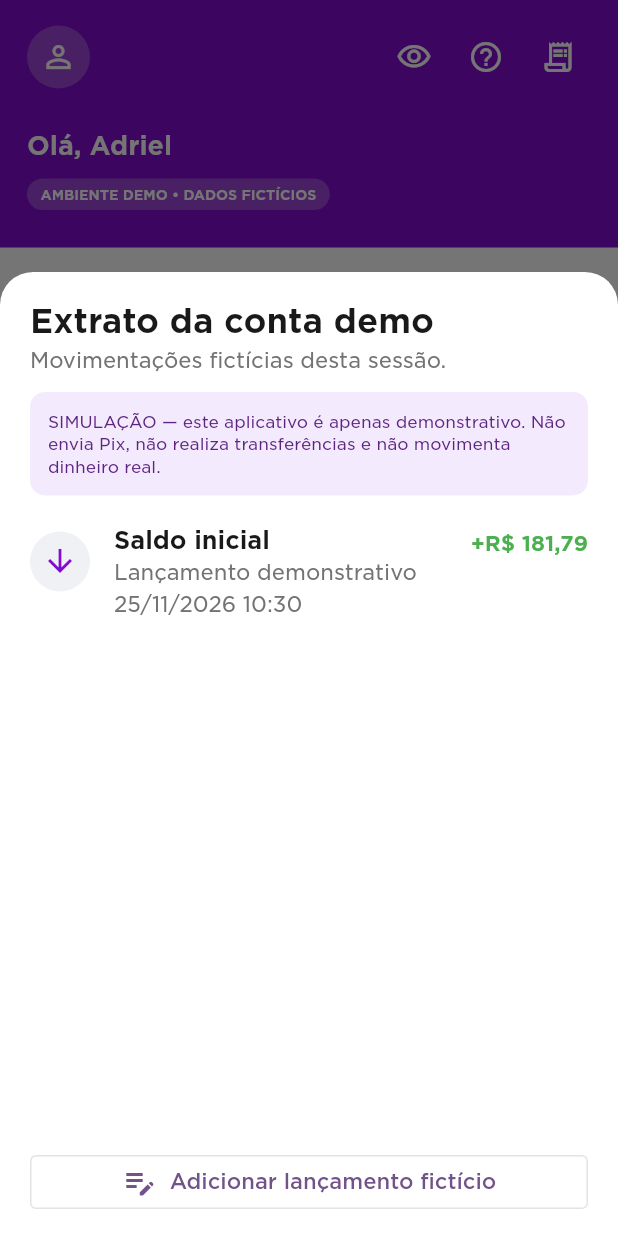
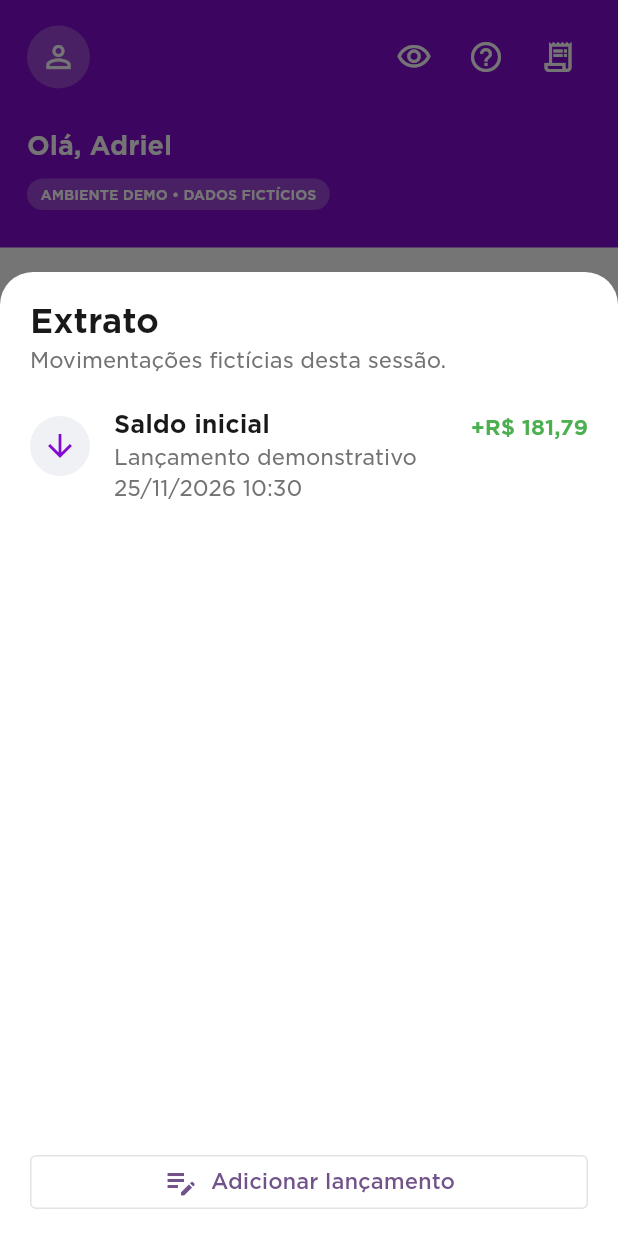
Before and after one commit to buenodossantosadriel-ai/Nubank-Interface-Demo-, a Flutter app: the screen it shows after launch, after a tap on the "receipt long" icon, on a phone screen of 412 x 824 dp. Run offline on Flutter 3.47's test engine with Material 3 defaults, Android fonts, the phone set to English and light mode, and no system bars.

Commit message:
Remove repeated demo banners and keep discreet footer

```diff
--- a/lib/main.dart
+++ b/lib/main.dart
@@ -45,7 +45,7 @@ class _HomeScreenState extends State<HomeScreen> {
       padding: const EdgeInsets.all(24), child: Column(mainAxisSize: MainAxisSize.min, crossAxisAlignment: CrossAxisAlignment.start, children: [
         Text(title, style: const TextStyle(fontSize: 22, fontWeight: FontWeight.bold, color: ink)),
         const SizedBox(height: 12), Text(body, style: const TextStyle(color: muted, height: 1.5)),
-        const SizedBox(height: 16), const DemoBanner(), const SizedBox(height: 16),
+        const SizedBox(height: 16),
         SizedBox(width: double.infinity, child: ElevatedButton(onPressed: () => Navigator.pop(ctx), style: ElevatedButton.styleFrom(backgroundColor: purple, foregroundColor: Colors.white), child: const Text('Fechar'))),
       ]),
     )));
@@ -57,11 +57,11 @@ class _HomeScreenState extends State<HomeScreen> {
     showModalBottomSheet<void>(context: context, isScrollControlled: true, backgroundColor: Colors.white, shape: const RoundedRectangleBorder(borderRadius: BorderRadius.vertical(top: Radius.circular(22))), builder: (ctx) => Padding(
       padding: EdgeInsets.fromLTRB(22, 24, 22, MediaQuery.of(ctx).viewInsets.bottom + 24),
       child: SingleChildScrollView(child: Column(crossAxisAlignment: CrossAxisAlignment.start, mainAxisSize: MainAxisSize.min, children: [
-        const Text('Configurar conta demo', style: TextStyle(fontSize: 22, fontWeight: FontWeight.bold, color: ink)),
+        const Text('Configurar conta', style: TextStyle(fontSize: 22, fontWeight: FontWeight.bold, color: ink)),
         const SizedBox(height: 8), const Text('Altere o nome e o saldo fictício exibidos na tela.', style: TextStyle(color: muted)),
         const SizedBox(height: 18), field(name, 'Nome exibido', icon: Icons.person_outline),
         const SizedBox(height: 12), field(amount, 'Saldo demonstrativo (R\$)', keyboard: TextInputType.number, icon: Icons.account_balance_wallet_outlined),
-        const SizedBox(height: 14), const DemoBanner(), const SizedBox(height: 18),
+        const SizedBox(height: 18),
         SizedBox(width: double.infinity, child: ElevatedButton(onPressed: () {
           final parsed = double.tryParse(amount.text.trim().replaceAll('.', '').replaceAll(',', '.'));
           if (name.text.trim().isEmpty || parsed == null || parsed < 0) {
@@ -75,8 +75,8 @@ class _HomeScreenState extends State<HomeScreen> {
     ));
   }
 
-  void pix() => operation('Enviar Pix • demonstração', 'Pix', 'Chave Pix do destinatário', 'CPF, e-mail, telefone ou chave aleatória');
-  void transfer() => operation('Transferência • demonstração', 'Transferência', 'Destinatário', 'Nome fictício do destinatário');
+  void pix() => operation('Enviar Pix', 'Pix', 'Chave Pix do destinatário', 'CPF, e-mail, telefone ou chave aleatória');
+  void transfer() => operation('Transferência', 'Transferência', 'Destinatário', 'Nome fictício do destinatário');
 
   void operation(String title, String type, String recipientLabel, String hint) {
     final recipient = TextEditingController();
@@ -90,7 +90,7 @@ class _HomeScreenState extends State<HomeScreen> {
         const SizedBox(height: 18), field(recipient, recipientLabel, hint: hint),
         const SizedBox(height: 12), field(amount, 'Valor fictício (R\$)', hint: '0,00', keyboard: const TextInputType.numberWithOptions(decimal: true)),
         const SizedBox(height: 12), field(description, 'Descrição que aparecerá no extrato', hint: 'Ex.: almoço, teste, aluguel'),
-        const SizedBox(height: 14), const DemoBanner(), const SizedBox(height: 18),
+        const SizedBox(height: 18),
         SizedBox(width: double.infinity, child: ElevatedButton(onPressed: () {
           final parsed = double.tryParse(amount.text.trim().replaceAll('.', '').replaceAll(',', '.'));
           if (recipient.text.trim().isEmpty || parsed == null || parsed <= 0) {
@@ -99,7 +99,7 @@ class _HomeScreenState extends State<HomeScreen> {
           }
           Navigator.pop(ctx);
           review(type, recipient.text.trim(), parsed, description.text.trim());
-        }, style: ElevatedButton.styleFrom(backgroundColor: purple, foregroundColor: Colors.white, padding: const EdgeInsets.all(14)), child: const Text('Revisar simulação'))),
+        }, style: ElevatedButton.styleFrom(backgroundColor: purple, foregroundColor: Colors.white, padding: const EdgeInsets.all(14)), child: const Text('Continuar'))),
       ])),
     ));
   }
@@ -110,12 +110,12 @@ class _HomeScreenState extends State<HomeScreen> {
         const Icon(Icons.visibility_outlined, color: purple, size: 34),
         const SizedBox(height: 10), const Text('Revisão da simulação', style: TextStyle(fontSize: 22, fontWeight: FontWeight.bold, color: ink)),
         const SizedBox(height: 16), detail('Tipo', type), detail('Destinatário', recipient), detail('Valor fictício', money(amount)), detail('Descrição no extrato', description.isEmpty ? type : description),
-        const SizedBox(height: 14), const DemoBanner(), const SizedBox(height: 18),
+        const SizedBox(height: 18),
         SizedBox(width: double.infinity, child: ElevatedButton(onPressed: () {
           setState(() => movements.insert(0, Movement(type, (description.isEmpty ? type : description) + ' • ' + recipient + ' • SIMULADO', -amount, DateTime.now())));
           Navigator.pop(ctx);
           message('Lançamento de demonstração criado', 'O item fictício foi incluído no extrato desta sessão. Nenhum Pix ou transferência foi enviado e o saldo não foi movimentado.');
-        }, style: ElevatedButton.styleFrom(backgroundColor: purple, foregroundColor: Colors.white, padding: const EdgeInsets.all(14)), child: const Text('Adicionar ao extrato demo'))),
+        }, style: ElevatedButton.styleFrom(backgroundColor: purple, foregroundColor: Colors.white, padding: const EdgeInsets.all(14)), child: const Text('Confirmar'))),
       ]),
     )));
   }
@@ -125,11 +125,11 @@ class _HomeScreenState extends State<HomeScreen> {
     showModalBottomSheet<void>(context: context, isScrollControlled: true, backgroundColor: Colors.white, shape: const RoundedRectangleBorder(borderRadius: BorderRadius.vertical(top: Radius.circular(22))), builder: (ctx) => Padding(
       padding: EdgeInsets.fromLTRB(22, 24, 22, MediaQuery.of(ctx).viewInsets.bottom + 24),
       child: SingleChildScrollView(child: Column(crossAxisAlignment: CrossAxisAlignment.start, mainAxisSize: MainAxisSize.min, children: [
-        const Text('Adicionar item ao extrato demo', style: TextStyle(fontSize: 21, fontWeight: FontWeight.bold, color: ink)),
+        const Text('Adicionar item ao extrato', style: TextStyle(fontSize: 21, fontWeight: FontWeight.bold, color: ink)),
         const SizedBox(height: 16), field(title, 'Título', hint: 'Ex.: Compra, pagamento, depósito'),
         const SizedBox(height: 12), field(description, 'Descrição', hint: 'Texto exibido no extrato'),
         const SizedBox(height: 12), field(amount, 'Valor (R\$)', hint: 'Negativo para saída', keyboard: const TextInputType.numberWithOptions(decimal: true, signed: true)),
-        const SizedBox(height: 14), const DemoBanner(), const SizedBox(height: 16),
+        const SizedBox(height: 16),
         SizedBox(width: double.infinity, child: ElevatedButton(onPressed: () {
           final parsed = double.tryParse(amount.text.trim().replaceAll('.', '').replaceAll(',', '.'));
           if (title.text.trim().isEmpty || parsed == null || parsed == 0) {
@@ -147,14 +147,14 @@ class _HomeScreenState extends State<HomeScreen> {
     showModalBottomSheet<void>(context: context, isScrollControlled: true, backgroundColor: Colors.white, shape: const RoundedRectangleBorder(borderRadius: BorderRadius.vertical(top: Radius.circular(22))), builder: (ctx) => DraggableScrollableSheet(
       expand: false, initialChildSize: .78, minChildSize: .45, maxChildSize: .92,
       builder: (ctx, scroll) => Padding(padding: const EdgeInsets.fromLTRB(20, 20, 20, 12), child: Column(crossAxisAlignment: CrossAxisAlignment.start, children: [
-        const Text('Extrato da conta demo', style: TextStyle(fontSize: 22, fontWeight: FontWeight.bold, color: ink)),
+        const Text('Extrato', style: TextStyle(fontSize: 22, fontWeight: FontWeight.bold, color: ink)),
         const SizedBox(height: 5), const Text('Movimentações fictícias desta sessão.', style: TextStyle(color: muted)),
-        const SizedBox(height: 12), const DemoBanner(), const SizedBox(height: 8),
+        const SizedBox(height: 12),
         Expanded(child: ListView.separated(controller: scroll, itemCount: movements.length, separatorBuilder: (_, __) => const Divider(height: 1), itemBuilder: (_, i) {
           final item = movements[i];
           return ListTile(contentPadding: EdgeInsets.zero, leading: CircleAvatar(backgroundColor: pale, child: Icon(item.amount < 0 ? Icons.arrow_upward : Icons.arrow_downward, color: purple)), title: Text(item.title, style: const TextStyle(fontWeight: FontWeight.w600, color: ink)), subtitle: Text(item.description + '\n' + dateText(item.date), style: const TextStyle(color: muted, height: 1.5)), isThreeLine: true, trailing: Text((item.amount < 0 ? '−' : '+') + money(item.amount), style: TextStyle(fontWeight: FontWeight.bold, color: item.amount < 0 ? ink : Colors.green)));
         })),
-        SizedBox(width: double.infinity, child: OutlinedButton.icon(onPressed: () { Navigator.pop(ctx); addMovement(); }, icon: const Icon(Icons.edit_note), label: const Text('Adicionar lançamento fictício'))),
+        SizedBox(width: double.infinity, child: OutlinedButton.icon(onPressed: () { Navigator.pop(ctx); addMovement(); }, icon: const Icon(Icons.edit_note), label: const Text('Adicionar lançamento'))),
       ])),
     ));
   }
@@ -173,6 +173,8 @@ class _HomeScreenState extends State<HomeScreen> {
         feature('Seguro de vida', 'Conheça uma experiência simples e que cabe no bolso.', '', '', Icons.favorite_border, () => message('Seguro de vida', 'Conteúdo demonstrativo.')),
         const Padding(padding: EdgeInsets.symmetric(horizontal: 24, vertical: 20), child: Text('Descubra mais', style: TextStyle(fontSize: 18, fontWeight: FontWeight.w500, color: ink))),
         discover(),
+        const SizedBox(height: 28),
+        const Center(child: Padding(padding: EdgeInsets.only(bottom: 8), child: Text('Ambiente demonstrativo', style: TextStyle(fontSize: 8, color: Color(0xFFB8B8B8))))),
       ])),
     ])))),
   );
@@ -195,7 +197,7 @@ class _HomeScreenState extends State<HomeScreen> {
   Widget accountCard() => InkWell(onTap: statement, child: Padding(padding: const EdgeInsets.fromLTRB(24, 22, 24, 18), child: Column(crossAxisAlignment: CrossAxisAlignment.start, children: [
     const Row(children: [Text('Conta', style: TextStyle(fontSize: 16, color: ink, fontWeight: FontWeight.w500)), Spacer(), Icon(Icons.chevron_right, color: muted)]),
     const SizedBox(height: 16), Text(showValues ? money(balance) : '••••••', style: const TextStyle(fontSize: 24, fontWeight: FontWeight.w700, color: ink)),
-    const SizedBox(height: 7), const Text('Toque para abrir o extrato demo', style: TextStyle(fontSize: 11, color: muted)),
+    const SizedBox(height: 7), const Text('Toque para abrir o extrato', style: TextStyle(fontSize: 11, color: muted)),
   ])));
 
   Widget quickActions() {
@@ -254,9 +256,3 @@ class _HomeScreenState extends State<HomeScreen> {
     SizedBox(width: 132, child: Text(label, style: const TextStyle(color: muted))), Expanded(child: Text(value.isEmpty ? 'Não informado' : value, style: const TextStyle(color: ink, fontWeight: FontWeight.w600))),
   ]));
 }
-
-class DemoBanner extends StatelessWidget {
-  const DemoBanner({super.key});
-  @override
-  Widget build(BuildContext context) => Container(width: double.infinity, padding: const EdgeInsets.all(12), decoration: BoxDecoration(color: const Color(0xFFF4EAFE), borderRadius: BorderRadius.circular(10)), child: const Text('SIMULAÇÃO — este aplicativo é apenas demonstrativo. Não envia Pix, não realiza transferências e não movimenta dinheiro real.', style: TextStyle(fontSize: 11, color: Color(0xFF5D2480), height: 1.4)));
-}
```
